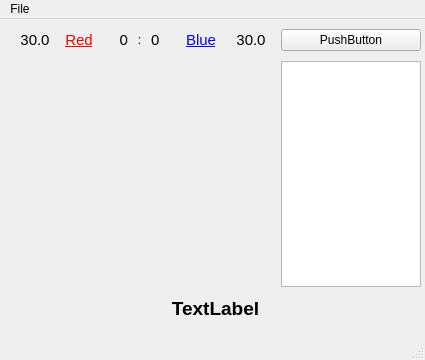
First picture: the form in src/gui/window.ui, repository vuvko/testergui, before the edit.
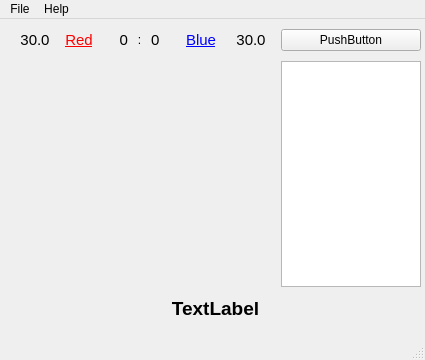
Second picture: the form after the edit. Icons and pictures are not drawn.

The edit to the form file:
```diff
--- a/src/gui/window.ui
+++ b/src/gui/window.ui
@@ -438,7 +438,7 @@
      <x>0</x>
      <y>0</y>
      <width>425</width>
-     <height>22</height>
+     <height>21</height>
     </rect>
    </property>
    <widget class="QMenu" name="menuFile">
@@ -450,7 +450,14 @@
     <addaction name="separator"/>
     <addaction name="actionExit"/>
    </widget>
+   <widget class="QMenu" name="menuHelp">
+    <property name="title">
+     <string>Help</string>
+    </property>
+    <addaction name="actionAbout"/>
+   </widget>
    <addaction name="menuFile"/>
+   <addaction name="menuHelp"/>
   </widget>
   <widget class="QStatusBar" name="statusbar"/>
   <action name="actionNew_game">
```
Left out of the diff: 8 changed lines with no effect on the pictures.
